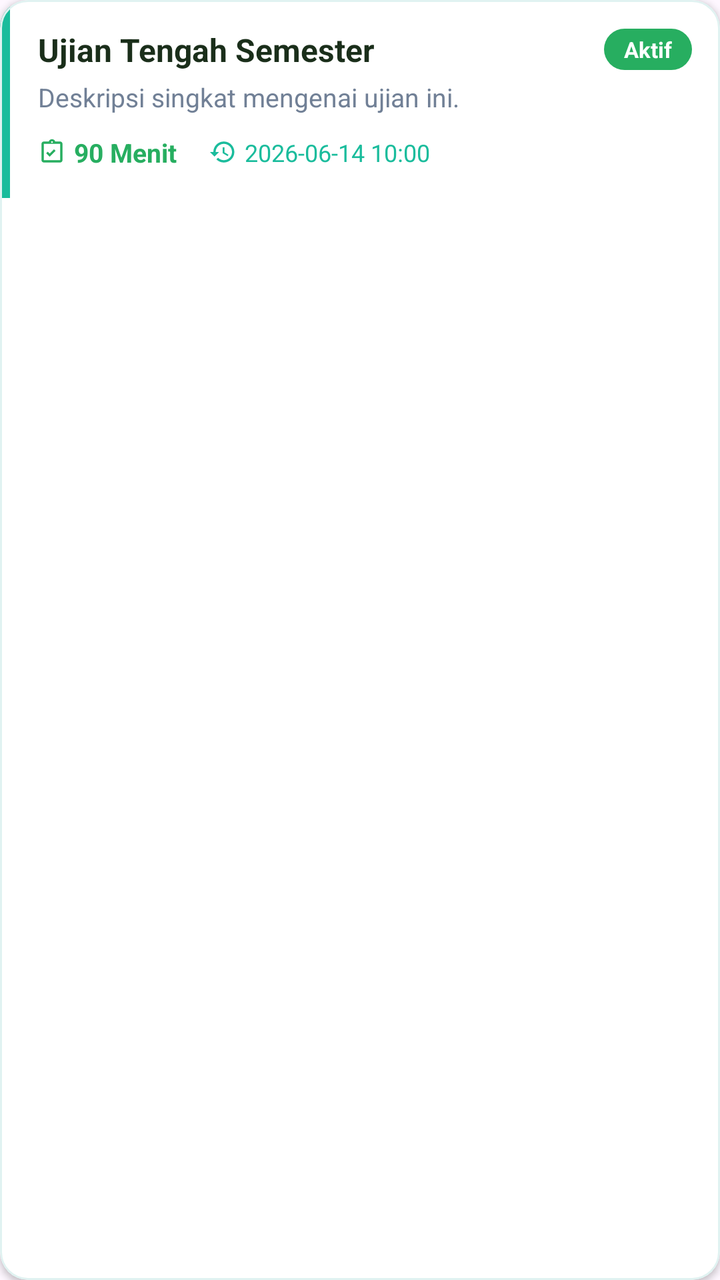
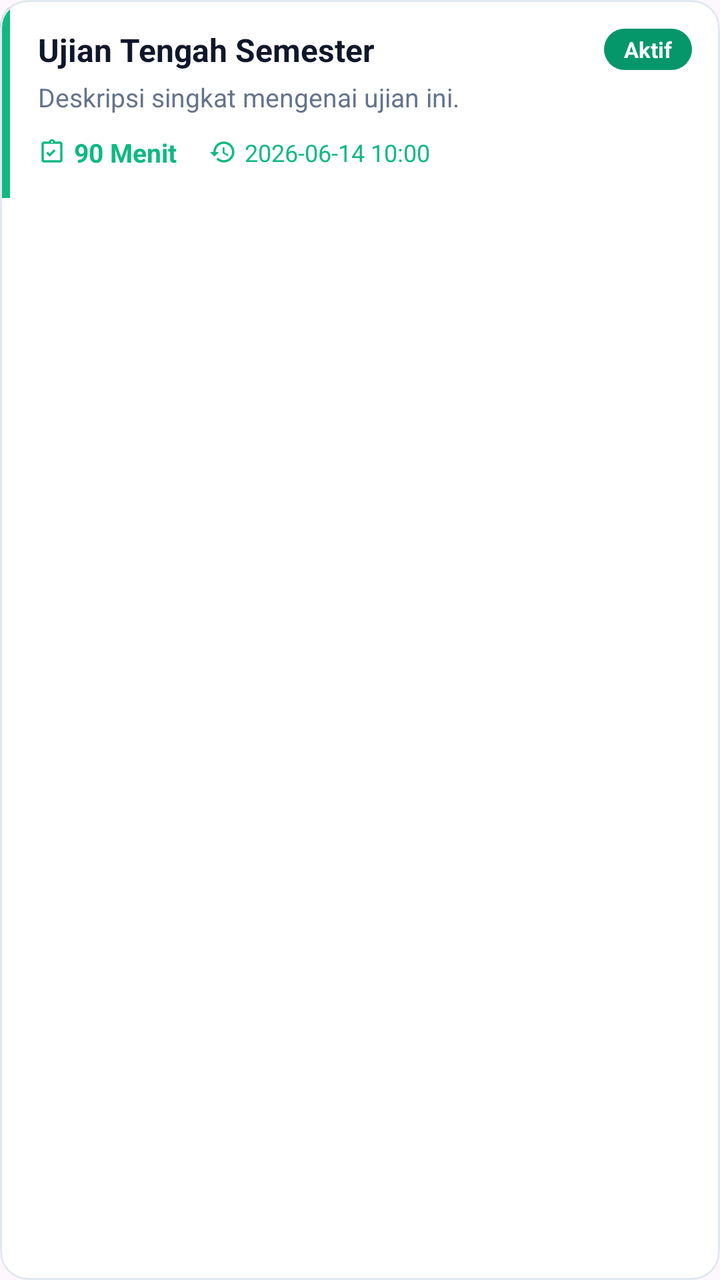

Compare the two renders of this Android layout. The source of the first and the diff that turns it into the second are given below.
<!-- AndroidManifest.xml: application theme Theme.IFUnjaniExam -->
<!-- res/layout/item_exam.xml -->
<?xml version="1.0" encoding="utf-8"?>
<com.google.android.material.card.MaterialCardView xmlns:android="http://schemas.android.com/apk/res/android"
    xmlns:app="http://schemas.android.com/apk/res-auto"
    android:layout_width="match_parent"
    android:layout_height="wrap_content"
    android:layout_marginBottom="10dp"
    android:clickable="true"
    android:focusable="true"
    android:foreground="?android:attr/selectableItemBackground"
    app:cardBackgroundColor="#ffffff"
    app:cardCornerRadius="14dp"
    app:cardElevation="2dp"
    app:strokeColor="#e0f2f1"
    app:strokeWidth="1dp">

    <LinearLayout
        android:layout_width="match_parent"
        android:layout_height="wrap_content"
        android:orientation="horizontal">

        
        <View
            android:layout_width="5dp"
            android:layout_height="match_parent"
            android:background="#1abc9c" />

        <LinearLayout
            android:layout_width="match_parent"
            android:layout_height="wrap_content"
            android:orientation="vertical"
            android:padding="14dp">

            
            <LinearLayout
                android:layout_width="match_parent"
                android:layout_height="wrap_content"
                android:gravity="center_vertical"
                android:orientation="horizontal">

                <TextView
                    android:id="@+id/tvExamTitle"
                    android:layout_width="0dp"
                    android:layout_height="wrap_content"
                    android:layout_weight="1"
                    android:text="Ujian Tengah Semester"
                    android:textColor="#1a2e1a"
                    android:textSize="16sp"
                    android:textStyle="bold" />

                <TextView
                    android:id="@+id/tvStatusBadge"
                    android:layout_width="wrap_content"
                    android:layout_height="wrap_content"
                    android:background="@drawable/badge_green"
                    android:paddingHorizontal="10dp"
                    android:paddingVertical="3dp"
                    android:text="Aktif"
                    android:textColor="#ffffff"
                    android:textSize="11sp"
                    android:textStyle="bold" />
            </LinearLayout>

            <TextView
                android:id="@+id/tvExamDesc"
                android:layout_width="match_parent"
                android:layout_height="wrap_content"
                android:layout_marginTop="4dp"
                android:text="Deskripsi singkat mengenai ujian ini."
                android:textColor="#718096"
                android:textSize="13sp" />

            
            <LinearLayout
                android:layout_width="match_parent"
                android:layout_height="wrap_content"
                android:gravity="center_vertical"
                android:layout_marginTop="10dp"
                android:orientation="horizontal">

                <ImageView
                    android:layout_width="14dp"
                    android:layout_height="14dp"
                    android:src="@drawable/ic_assignment"
                    app:tint="#27ae60" />

                <TextView
                    android:id="@+id/tvDuration"
                    android:layout_width="wrap_content"
                    android:layout_height="wrap_content"
                    android:layout_marginStart="4dp"
                    android:text="90 Menit"
                    android:textColor="#27ae60"
                    android:textSize="13sp"
                    android:textStyle="bold" />

                <View
                    android:layout_width="16dp"
                    android:layout_height="1dp" />

                <ImageView
                    android:layout_width="14dp"
                    android:layout_height="14dp"
                    android:src="@drawable/ic_history"
                    app:tint="#1abc9c" />

                <TextView
                    android:id="@+id/tvTime"
                    android:layout_width="0dp"
                    android:layout_height="wrap_content"
                    android:layout_weight="1"
                    android:layout_marginStart="4dp"
                    android:text="2026-06-14 10:00"
                    android:textColor="#1abc9c"
                    android:textSize="12sp" />

                
                <ImageView
                    android:id="@+id/btnOptions"
                    android:layout_width="28dp"
                    android:layout_height="28dp"
                    android:padding="4dp"
                    android:src="@android:drawable/ic_menu_more"
                    android:visibility="gone"
                    app:tint="#718096" />
            </LinearLayout>

            
            <com.google.android.material.button.MaterialButton
                android:id="@+id/btnStatus"
                android:layout_width="wrap_content"
                android:layout_height="34dp"
                android:layout_marginTop="10dp"
                android:backgroundTint="#27ae60"
                android:text="Mulai Ujian"
                android:textColor="#ffffff"
                android:textSize="12sp"
                android:textStyle="bold"
                android:visibility="gone"
                app:cornerRadius="8dp" />

        </LinearLayout>
    </LinearLayout>
</com.google.android.material.card.MaterialCardView>
<!-- resources referenced by this layout -->
<resources>
  <!-- drawable badge_green (drawable) -->
  <?xml version="1.0" encoding="utf-8"?>
  <shape xmlns:android="http://schemas.android.com/apk/res/android"
      android:shape="rectangle">
      <solid android:color="#27ae60" />
      <corners android:radius="20dp" />
  </shape>
  <!-- drawable ic_assignment (drawable) -->
  <vector xmlns:android="http://schemas.android.com/apk/res/android"
      android:width="48dp"
      android:height="48dp"
      android:viewportWidth="24"
      android:viewportHeight="24"
      android:tint="#2c3e50">
    <path
        android:fillColor="#FF000000"
        android:pathData="M19,3h-4.18C14.4,1.84 13.3,1 12,1S9.6,1.84 9.18,3H5C3.9,3 3,3.9 3,5v14c0,1.1 0.9,2 2,2h14c1.1,0 2,-0.9 2,-2V5C21,3.9 20.1,3 19,3zM12,2.75c0.41,0 0.75,0.34 0.75,0.75S12.41,4.25 12,4.25s-0.75,-0.34 -0.75,-0.75S11.59,2.75 12,2.75zM19,19H5V5h14V19zM15.08,11.03l-1.41,-1.41l-3.67,3.67l-1.58,-1.58l-1.42,1.41l3,3L15.08,11.03z"/>
  </vector>
  <!-- drawable ic_history (drawable) -->
  <vector xmlns:android="http://schemas.android.com/apk/res/android"
      android:width="48dp"
      android:height="48dp"
      android:viewportWidth="24"
      android:viewportHeight="24"
      android:tint="#2c3e50">
    <path
        android:fillColor="#FF000000"
        android:pathData="M13,3c-4.97,0 -9,4.03 -9,9H1l3.89,3.89l0.07,0.14L9,12H6c0,-3.87 3.13,-7 7,-7s7,3.13 7,7s-3.13,7 -7,7c-1.93,0 -3.68,-0.79 -4.94,-2.06l-1.42,1.42C8.27,19.99 10.51,21 13,21c4.97,0 9,-4.03 9,-9S17.97,3 13,3zm-1,5v5l4.28,2.54l0.72,-1.21l-3.5,-2.08V8H12z"/>
  </vector>
  <style name="Theme.IFUnjaniExam" parent="Base.Theme.IFUnjaniExam" />
  <style name="Base.Theme.IFUnjaniExam" parent="Theme.Material3.DayNight.NoActionBar">
          
          
      </style>
</resources>

<!-- the commit's change to res/layout/item_exam.xml (unified diff, before → after) -->
@@ -7,10 +7,10 @@
     android:clickable="true"
     android:focusable="true"
     android:foreground="?android:attr/selectableItemBackground"
-    app:cardBackgroundColor="#ffffff"
+    app:cardBackgroundColor="#FFFFFF"
     app:cardCornerRadius="14dp"
-    app:cardElevation="2dp"
-    app:strokeColor="#e0f2f1"
+    app:cardElevation="0dp"
+    app:strokeColor="#E2E8F0"
     app:strokeWidth="1dp">
 
     <LinearLayout
@@ -22,7 +22,7 @@
         <View
             android:layout_width="5dp"
             android:layout_height="match_parent"
-            android:background="#1abc9c" />
+            android:background="#10B981" />
 
         <LinearLayout
             android:layout_width="match_parent"
@@ -43,7 +43,7 @@
                     android:layout_height="wrap_content"
                     android:layout_weight="1"
                     android:text="Ujian Tengah Semester"
-                    android:textColor="#1a2e1a"
+                    android:textColor="#0F172A"
                     android:textSize="16sp"
                     android:textStyle="bold" />
 
@@ -52,10 +52,11 @@
                     android:layout_width="wrap_content"
                     android:layout_height="wrap_content"
                     android:background="@drawable/badge_green"
+                    android:backgroundTint="#059669"
                     android:paddingHorizontal="10dp"
                     android:paddingVertical="3dp"
                     android:text="Aktif"
-                    android:textColor="#ffffff"
+                    android:textColor="#FFFFFF"
                     android:textSize="11sp"
                     android:textStyle="bold" />
             </LinearLayout>
@@ -66,7 +67,7 @@
                 android:layout_height="wrap_content"
                 android:layout_marginTop="4dp"
                 android:text="Deskripsi singkat mengenai ujian ini."
-                android:textColor="#718096"
+                android:textColor="#64748B"
                 android:textSize="13sp" />
 
             
@@ -81,7 +82,7 @@
                     android:layout_width="14dp"
                     android:layout_height="14dp"
                     android:src="@drawable/ic_assignment"
-                    app:tint="#27ae60" />
+                    app:tint="#10B981" />
 
                 <TextView
                     android:id="@+id/tvDuration"
@@ -89,7 +90,7 @@
                     android:layout_height="wrap_content"
                     android:layout_marginStart="4dp"
                     android:text="90 Menit"
-                    android:textColor="#27ae60"
+                    android:textColor="#10B981"
                     android:textSize="13sp"
                     android:textStyle="bold" />
 
@@ -101,7 +102,7 @@
                     android:layout_width="14dp"
                     android:layout_height="14dp"
                     android:src="@drawable/ic_history"
-                    app:tint="#1abc9c" />
+                    app:tint="#10B981" />
 
                 <TextView
                     android:id="@+id/tvTime"
@@ -110,7 +111,7 @@
                     android:layout_weight="1"
                     android:layout_marginStart="4dp"
                     android:text="2026-06-14 10:00"
-                    android:textColor="#1abc9c"
+                    android:textColor="#10B981"
                     android:textSize="12sp" />
 
                 
@@ -121,7 +122,7 @@
                     android:padding="4dp"
                     android:src="@android:drawable/ic_menu_more"
                     android:visibility="gone"
-                    app:tint="#718096" />
+                    app:tint="#94A3B8" />
             </LinearLayout>
 
             
@@ -130,9 +131,9 @@
                 android:layout_width="wrap_content"
                 android:layout_height="34dp"
                 android:layout_marginTop="10dp"
-                android:backgroundTint="#27ae60"
+                android:backgroundTint="#10B981"
                 android:text="Mulai Ujian"
-                android:textColor="#ffffff"
+                android:textColor="#FFFFFF"
                 android:textSize="12sp"
                 android:textStyle="bold"
                 android:visibility="gone"
